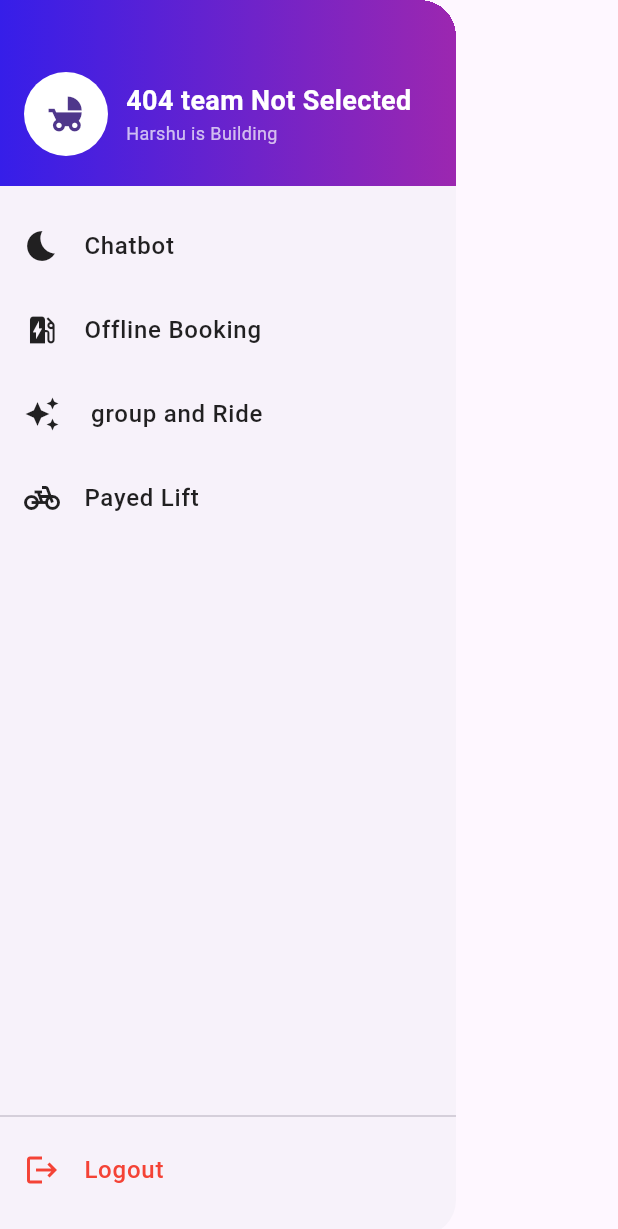
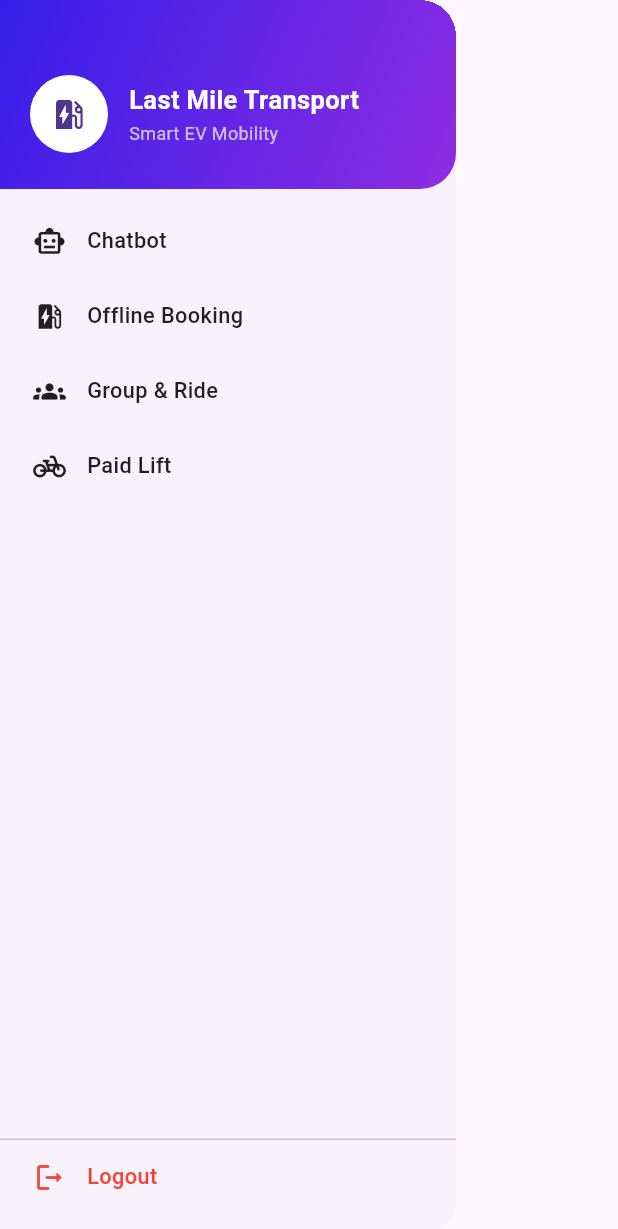
Before and after one commit to BV2306/Aissms, a Flutter app: the AppDrawer widget shown alone on an empty page, opened directly, on a phone screen of 412 x 824 dp. Shown: the top 1229 px of the screen. Run offline on Flutter 3.47's test engine with Material 3 defaults, Android fonts, the phone set to English and light mode, and no system bars; our stand-ins replace cloud_firestore, firebase_auth, firebase_core, firebase_database, flutter_map, flutter_markdown and 7 more; accounts and stored records are empty; statements that could not run were skipped.

Commit message:
UI updates

```diff
--- a/lib/widgets/app_drawer.dart
+++ b/lib/widgets/app_drawer.dart
@@ -8,86 +8,85 @@ import 'package:lastmile_transport/chatbot/chatbot_screen.dart';
 // import 'package:manymore/data/insert_riders.dart';
 // import 'package:manymore/data/locations_list.dart';
 
-
-
 class AppDrawer extends StatelessWidget {
   const AppDrawer({super.key});
-
 
   @override
   Widget build(BuildContext context) {
     return Drawer(
+      elevation: 12,
       shape: const RoundedRectangleBorder(
         borderRadius: BorderRadius.horizontal(right: Radius.circular(24)),
       ),
       child: Column(
         children: [
+          // 🔥 PREMIUM HEADER
           Container(
             width: double.infinity,
-            padding: const EdgeInsets.fromLTRB(16, 48, 16, 20),
+            padding: const EdgeInsets.fromLTRB(20, 50, 20, 24),
             decoration: const BoxDecoration(
               gradient: LinearGradient(
-                colors: [Color.fromARGB(255, 54, 30, 233), Colors.purple],
+                colors: [
+                  Color(0xFF361EE9),
+                  Color(0xFF8E2DE2),
+                ],
+                begin: Alignment.topLeft,
+                end: Alignment.bottomRight,
               ),
+              borderRadius:
+                  BorderRadius.only(bottomRight: Radius.circular(24)),
             ),
             child: Row(
               children: const [
                 CircleAvatar(
-                  radius: 28,
+                  radius: 26,
                   backgroundColor: Colors.white,
-                  child: Icon(Icons.child_friendly, size: 28),
+                  child: Icon(Icons.ev_station, size: 26),
                 ),
-                SizedBox(width: 12),
-                Column(
+                SizedBox(width: 14),
+                Expanded(
+                  child: Column(
                     crossAxisAlignment: CrossAxisAlignment.start,
                     children: [
                       Text(
-                      "404 team Not Selected",
+                        "Last Mile Transport",
                         style: TextStyle(
-                        fontSize: 18,
+                          fontSize: 17,
                           fontWeight: FontWeight.bold,
                           color: Colors.white,
                         ),
                       ),
+                      SizedBox(height: 2),
                       Text(
-                      "Harshu is Building",
-                      style: TextStyle(color: Colors.white70, fontSize: 12),
+                        "Smart EV Mobility",
+                        style: TextStyle(
+                          color: Colors.white70,
+                          fontSize: 12,
+                        ),
                       ),
                     ],
+                  ),
                 ),
               ],
             ),
           ),
 
+          const SizedBox(height: 10),
 
-          const SizedBox(height: 12),
-
-
-          // _drawerItem(context, Icons.dashboard, "Payment Integration", () {
-          //   Navigator.pop(context);
-          //   Navigator.push(
-          //     context,
-          //     MaterialPageRoute(
-          //       builder: (context) => const PaymentScreen(
-          //         amount: 0,
-          //         cycleId: "demo_cycle",
-          //         cycleNumber: "DEMO-001",
-          //       ),
-          //     ),
-          //   );
-          // }),
-
-
-          // _drawerItem(context, Icons.favorite, "Otp Verification", () {}),
-
-
-          _drawerItem(context, Icons.bedtime, "Chatbot  ", () {
+          // 🔹 MENU ITEMS
+          _drawerItem(
+            context,
+            Icons.smart_toy_outlined,
+            "Chatbot",
+            () {
               Navigator.pop(context);
               Navigator.push(
                 context,
-              MaterialPageRoute(builder: (context) => const ChatApp()),
+                MaterialPageRoute(builder: (_) => const ChatScreen()),
               );
-          }),
+            },
+          ),
+
           _drawerItem(
             context,
             Icons.ev_station,
@@ -97,45 +96,60 @@ class AppDrawer extends StatelessWidget {
               Navigator.push(
                 context,
                 MaterialPageRoute(
-        builder: (context) =>
-            const EvHubOfflineChatbotScreen(),
+                  builder: (_) => const EvHubOfflineChatbotScreen(),
                 ),
               );
             },
           ),
 
-           _drawerItem(context, Icons.auto_awesome, " group and Ride  ", () {
-
+          _drawerItem(
+            context,
+            Icons.groups_rounded,
+            "Group & Ride",
+            () {
               Navigator.pop(context);
               Navigator.push(
                 context,
-              MaterialPageRoute(builder: (context) => const RidesPage()),
+                MaterialPageRoute(builder: (_) => const RidesPage()),
               );
-          }),
-            _drawerItem(context, Icons.pedal_bike, "Payed Lift  ", () {
+            },
+          ),
 
+          _drawerItem(
+            context,
+            Icons.pedal_bike_rounded,
+            "Paid Lift",
+            () {
               Navigator.pop(context);
               Navigator.push(
                 context,
-              MaterialPageRoute(builder: (context) => const RoleSelectionScreen()),
+                MaterialPageRoute(
+                    builder: (_) => const RoleSelectionScreen()),
               );
-          }),
+            },
+          ),
+
           const Spacer(),
-          const Divider(),
+          const Divider(height: 1),
 
+          // 🔴 LOGOUT
+          _drawerItem(
+            context,
+            Icons.logout_rounded,
+            "Logout",
+            () {
+              Navigator.pop(context);
+            },
+            isLogout: true,
+          ),
 
-          _drawerItem(context, Icons.logout, "Logout", () {
-            Navigator.pop(context);
-          }, isLogout: true),
-
-
-          const SizedBox(height: 16),
+          const SizedBox(height: 14),
         ],
       ),
     );
   }
 
-
+  // ⭐ PREMIUM TILE
   Widget _drawerItem(
     BuildContext context,
     IconData icon,
@@ -143,16 +157,37 @@ class AppDrawer extends StatelessWidget {
     VoidCallback onTap, {
     bool isLogout = false,
   }) {
-    return ListTile(
-      leading: Icon(icon, color: isLogout ? Colors.red : Colors.black87),
-      title: Text(
+    return Padding(
+      padding: const EdgeInsets.symmetric(horizontal: 10, vertical: 2),
+      child: Material(
+        color: Colors.transparent,
+        borderRadius: BorderRadius.circular(12),
+        child: InkWell(
+          borderRadius: BorderRadius.circular(12),
+          onTap: onTap,
+          child: Container(
+            padding: const EdgeInsets.symmetric(horizontal: 12, vertical: 12),
+            child: Row(
+              children: [
+                Icon(
+                  icon,
+                  size: 22,
+                  color: isLogout ? Colors.red : Colors.black87,
+                ),
+                const SizedBox(width: 14),
+                Text(
                   title,
                   style: TextStyle(
+                    fontSize: 14.5,
                     fontWeight: FontWeight.w500,
                     color: isLogout ? Colors.red : Colors.black87,
                   ),
                 ),
-      onTap: onTap,
+              ],
+            ),
+          ),
+        ),
+      ),
     );
   }
 }
```
Also changed, not shown: lib/chatbot/chatbot_screen.dart (+11 -1 lines), lib/home.dart (+116 -23 lines). Lines whose indentation alone changed are shown as unchanged.
